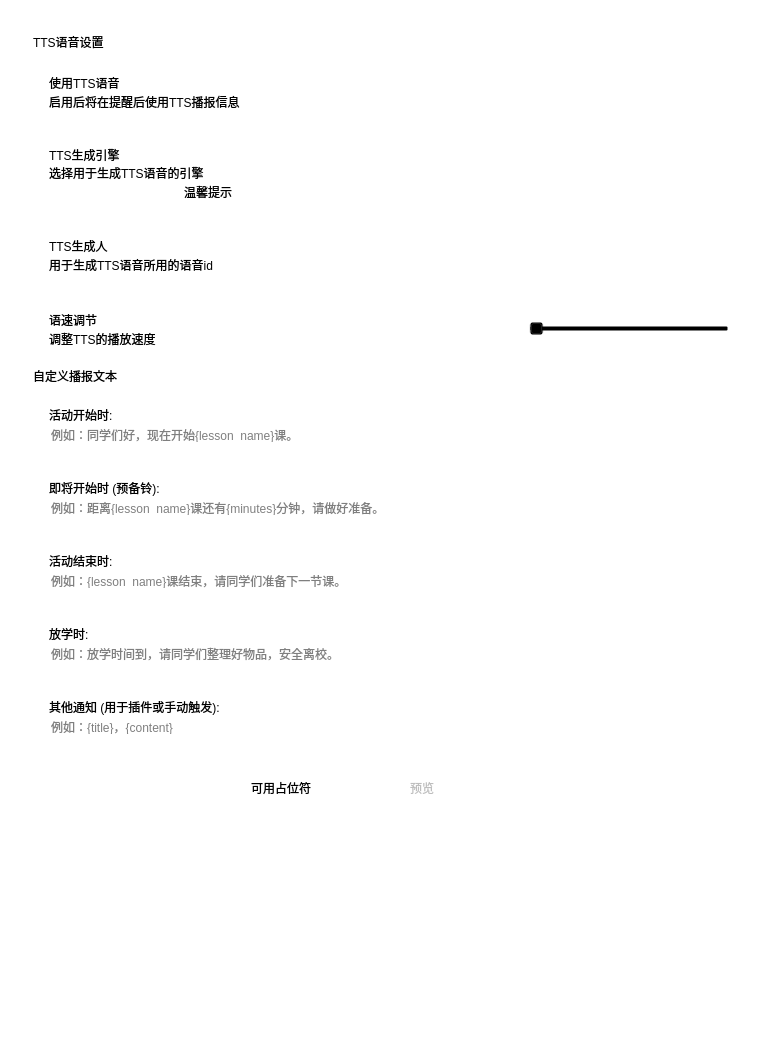
xuanxuan1231/Class-Widgets, file view/menu/tts_settings.ui: the form before one commit.
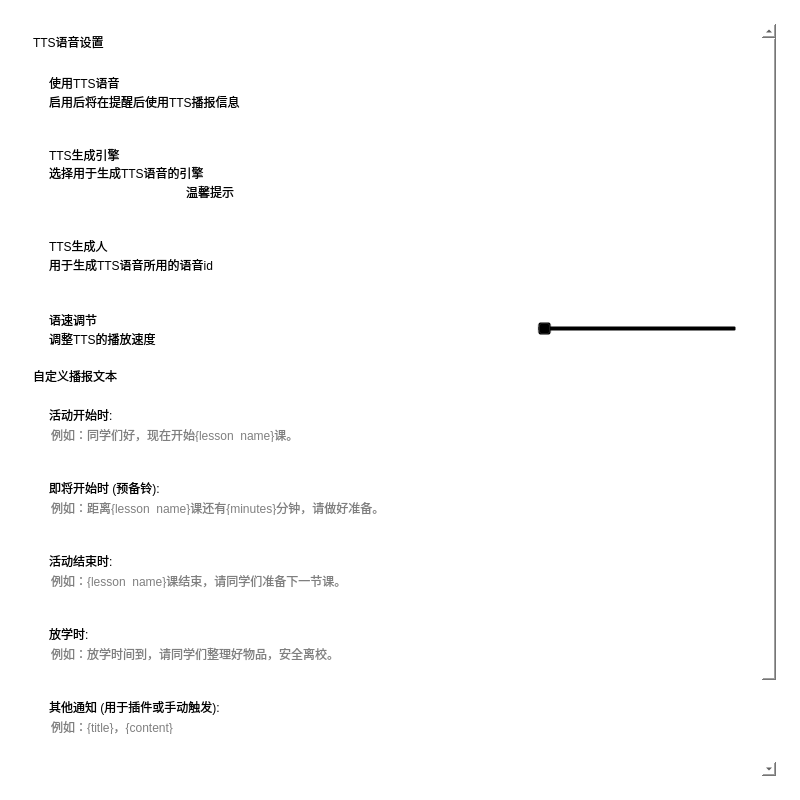
The form after the commit. Custom widgets are drawn as their Qt base class.

Diff of the .ui file:
```diff
--- a/view/menu/tts_settings.ui
+++ b/view/menu/tts_settings.ui
@@ -6,8 +6,8 @@
    <rect>
     <x>0</x>
     <y>0</y>
-    <width>778</width>
-    <height>1047</height>
+    <width>800</width>
+    <height>800</height>
    </rect>
   </property>
   <property name="windowTitle">
```
